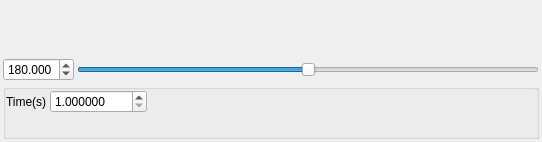
Before: the Qt Designer form source/wnd/ui/axesknob.ui in ww4u/megarobostudio, drawn with Qt 5.
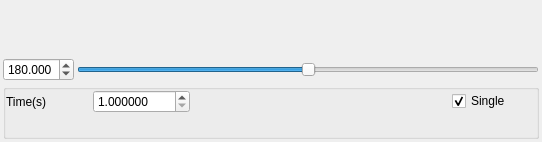
After: the same form once the commit is applied. Icons and pictures are not drawn. Custom widgets are drawn as their Qt base class.

```diff
--- a/source/wnd/ui/axesknob.ui
+++ b/source/wnd/ui/axesknob.ui
@@ -144,7 +144,20 @@
         </property>
        </widget>
       </item>
-      <item row="1" column="4">
+      <item row="0" column="5">
+       <widget class="QCheckBox" name="chkSingle">
+        <property name="layoutDirection">
+         <enum>Qt::LeftToRight</enum>
+        </property>
+        <property name="text">
+         <string>Single</string>
+        </property>
+        <property name="checked">
+         <bool>true</bool>
+        </property>
+       </widget>
+      </item>
+      <item row="1" column="4" colspan="2">
        <spacer name="horizontalSpacer">
         <property name="orientation">
          <enum>Qt::Horizontal</enum>
@@ -198,18 +211,18 @@
   </layout>
  </widget>
  <customwidgets>
-  <customwidget>
-   <class>LRButton</class>
-   <extends>QWidget</extends>
-   <header>lrbutton.h</header>
-   <container>1</container>
-  </customwidget>
   <customwidget>
    <class>PageOption</class>
    <extends>QWidget</extends>
    <header>pageoption.h</header>
    <container>1</container>
   </customwidget>
+  <customwidget>
+   <class>LRButton</class>
+   <extends>QWidget</extends>
+   <header>lrbutton.h</header>
+   <container>1</container>
+  </customwidget>
  </customwidgets>
  <resources/>
  <connections/>
```
Left out of the diff: 70 changed lines with no effect on the pictures.
